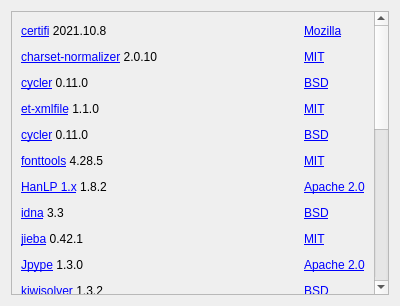
Above: uiLicenseForm.ui from casuallyName/text-tools before the change. Below: the same form after it.
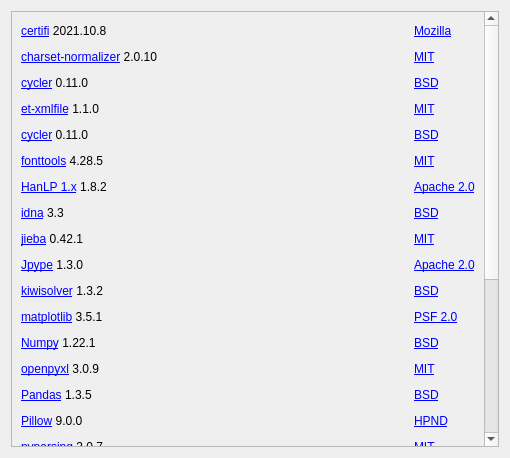
That is the form after the change. Icons and pictures are not drawn.

Commit message: 更新开源软件列表界面

The edit to the form file:
```diff
--- a/uiLicenseForm.ui
+++ b/uiLicenseForm.ui
@@ -6,8 +6,8 @@
    <rect>
     <x>0</x>
     <y>0</y>
-    <width>400</width>
-    <height>306</height>
+    <width>510</width>
+    <height>458</height>
    </rect>
   </property>
   <property name="sizePolicy">
@@ -34,8 +34,8 @@
        <rect>
         <x>0</x>
         <y>0</y>
-        <width>363</width>
-        <height>691</height>
+        <width>476</width>
+        <height>809</height>
        </rect>
       </property>
       <layout class="QGridLayout" name="gridLayout_2">
```
Left out of the diff: 2 changed lines with no effect on the pictures. The commit also changes 1 other file.
